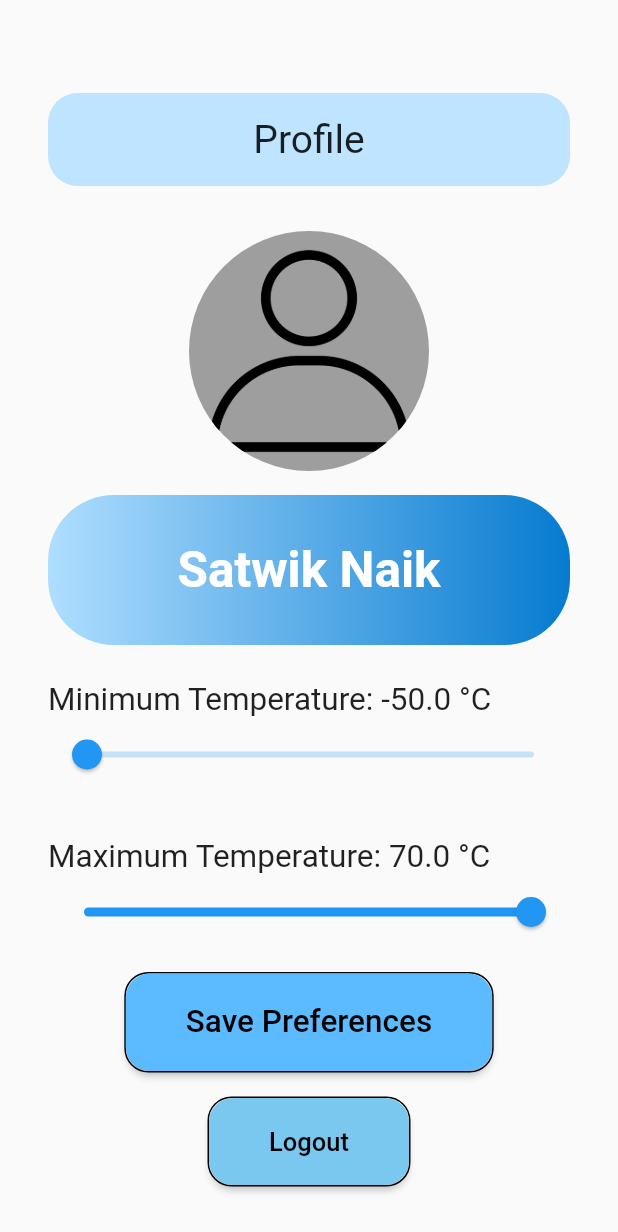
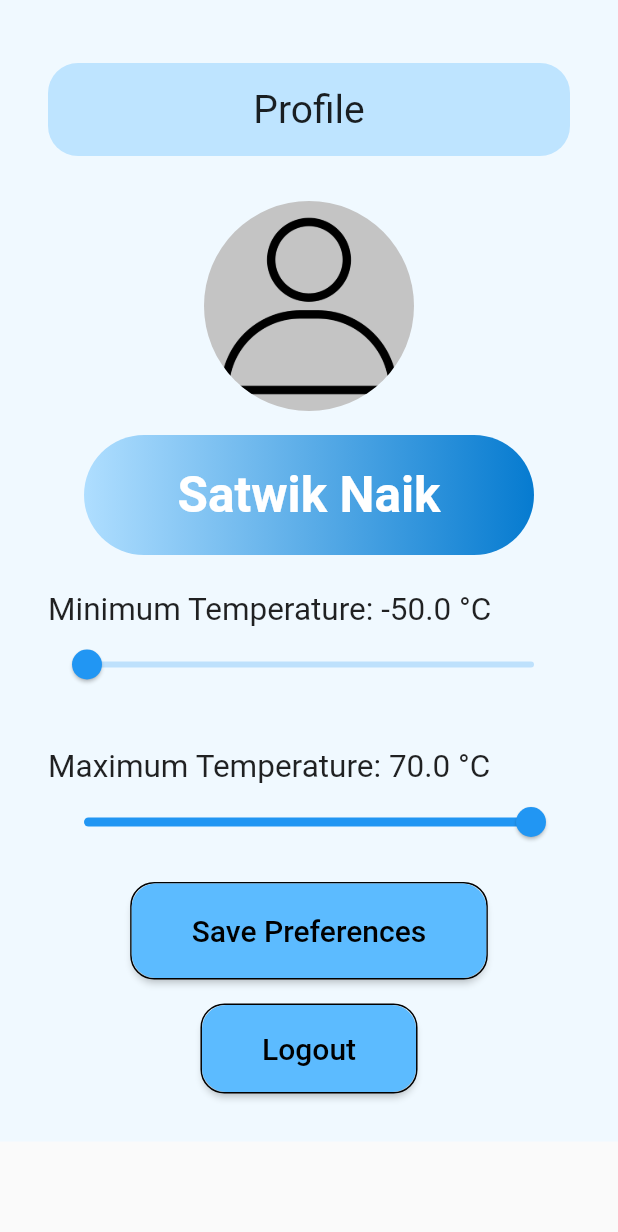
Before and after one commit to me-sanath/HackAI_Hack-230354, a Flutter app: the ProfileScreen screen opened directly with empty values, on a phone screen of 412 x 824 dp. Shown: the top 1232 px of the screen. Run offline on Flutter 3.47's test engine with Material 2 defaults, Android fonts, the phone set to English and light mode, and no system bars; our stand-ins replace curved_navigation_bar, geocoding, geolocator, google_fonts; network calls fail; Roboto replaces fonts that are missing (Alata).

```diff
--- a/first_app/lib/pages/homepage.dart
+++ b/first_app/lib/pages/homepage.dart
@@ -1,4 +1,5 @@
 import 'package:curved_navigation_bar/curved_navigation_bar.dart';
+import 'package:first_app/main.dart';
 import 'package:flutter/material.dart';
 import 'package:http/http.dart' as http;
 import 'dart:convert';
@@ -827,7 +828,6 @@ class ProfileScreen extends StatefulWidget {
 }
 
 class _ProfileScreenState extends State<ProfileScreen> {
-  TextEditingController _nameController = TextEditingController();
   double _minTemperature = -50.0;
   double _maxTemperature = 70.0;
   String _userName = "";
@@ -886,12 +886,14 @@ class _ProfileScreenState extends State<ProfileScreen> {
   @override
   Widget build(BuildContext context) {
     return Scaffold(
-      body: SingleChildScrollView(
+      body: Container(
+        color: Color.fromARGB(255, 240, 249, 255),
+        child: SingleChildScrollView(
           padding: EdgeInsets.all(32.0),
           child: Column(
             crossAxisAlignment: CrossAxisAlignment.center,
             children: [
-            SizedBox(height: 30),
+              SizedBox(height: 10),
               Container(
                 width: 350,
                 padding: const EdgeInsets.all(16.0),
@@ -913,15 +915,15 @@ class _ProfileScreenState extends State<ProfileScreen> {
               Column(
                 children: [
                   CircleAvatar(
-                  radius: 80.0,
-                  backgroundColor: Colors.grey,
+                    radius: 70.0,
+                    backgroundColor: Color.fromARGB(255, 196, 196, 196),
                     backgroundImage:
-                      AssetImage('assets/images/profile_image.png'),
+                        AssetImage('assets/images/profile_image.png',),
                   ),
                   SizedBox(height: 16.0),
                   Container(
-                  width: double.infinity,
-                  height: 100,
+                    height: 80,
+                    width: 300,
                     padding: EdgeInsets.all(16.0),
                     decoration: BoxDecoration(
                       gradient: LinearGradient(
@@ -1023,7 +1025,7 @@ class _ProfileScreenState extends State<ProfileScreen> {
                   child: Text(
                     'Save Preferences',
                     style: GoogleFonts.alata(
-                    fontSize: 21,
+                      fontSize: 20,
                       // fontWeight: FontWeight.bold,
                       color: Colors.black,
                     ),
@@ -1045,9 +1047,10 @@ class _ProfileScreenState extends State<ProfileScreen> {
                   onPressed: () {
                     // Navigate to the main screen (main.dart)
                     // Navigator.pushReplacementNamed(context, '/main');
+                    Navigator.push(context, MaterialPageRoute(builder: (context) => LandingPage()));
                   },
                   style: ElevatedButton.styleFrom(
-                  backgroundColor: Color.fromARGB(255, 122, 200, 240),
+                    backgroundColor: Color.fromARGB(255, 92, 187, 255),
                     padding:
                         EdgeInsets.symmetric(vertical: 9.0, horizontal: 40.0),
                     shape: RoundedRectangleBorder(
@@ -1057,7 +1060,7 @@ class _ProfileScreenState extends State<ProfileScreen> {
                   child: Text(
                     'Logout',
                     style: GoogleFonts.alata(
-                    fontSize: 17,
+                      fontSize:20,
                       color: Colors.black,
                     ),
                   ),
@@ -1066,6 +1069,7 @@ class _ProfileScreenState extends State<ProfileScreen> {
             ],
           ),
         ),
+      ),
     );
   }
 }
```
Also changed, not shown: first_app/lib/pages/TemperaturePreferencesPage.dart (+145 -32 lines). Lines whose indentation alone changed are shown as unchanged.
